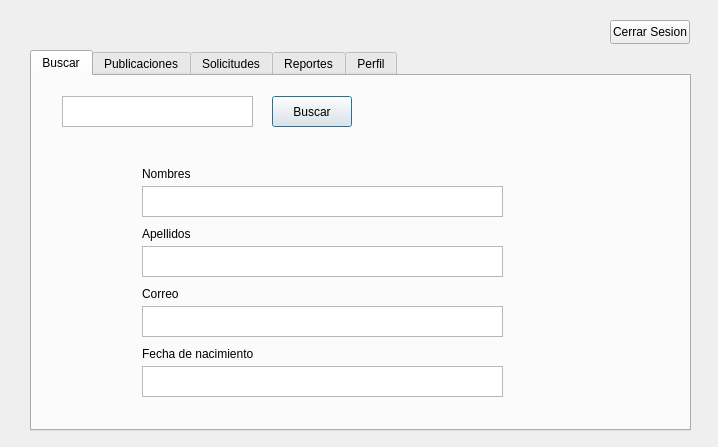
This is Fase 2/proyecto2/user.ui in elsaminee/-EDD-Proyecto_202200198 as Qt 5 draws it before an edit. The edited form follows.
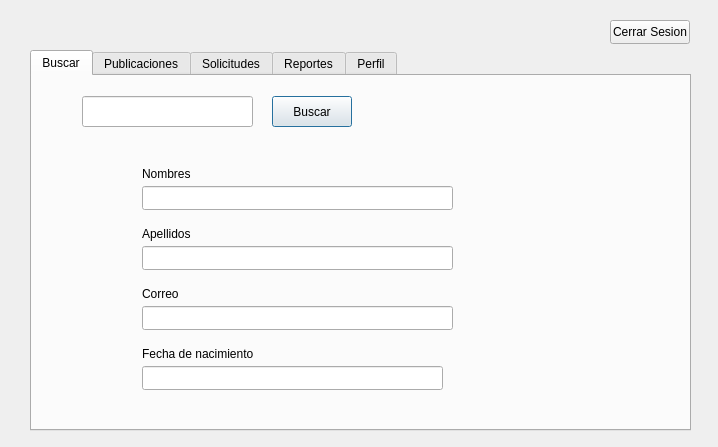
This is the edited form.

Commit message:
Busqueda User
Linea de busqueda detectada

```diff
--- a/Fase 2/proyecto2/user.ui
+++ b/Fase 2/proyecto2/user.ui
@@ -29,26 +29,6 @@
     <attribute name="title">
      <string>Buscar</string>
     </attribute>
-    <widget class="QTextEdit" name="searchLine">
-     <property name="geometry">
-      <rect>
-       <x>30</x>
-       <y>20</y>
-       <width>191</width>
-       <height>31</height>
-      </rect>
-     </property>
-     <property name="html">
-      <string>&lt;!DOCTYPE HTML PUBLIC &quot;-//W3C//DTD HTML 4.0//EN&quot; &quot;http://www.w3.org/TR/REC-html40/strict.dtd&quot;&gt;
-&lt;html&gt;&lt;head&gt;&lt;meta name=&quot;qrichtext&quot; content=&quot;1&quot; /&gt;&lt;meta charset=&quot;utf-8&quot; /&gt;&lt;style type=&quot;text/css&quot;&gt;
-p, li { white-space: pre-wrap; }
-hr { height: 1px; border-width: 0; }
-li.unchecked::marker { content: &quot;\2610&quot;; }
-li.checked::marker { content: &quot;\2612&quot;; }
-&lt;/style&gt;&lt;/head&gt;&lt;body style=&quot; font-family:'Segoe UI'; font-size:9pt; font-weight:400; font-style:normal;&quot;&gt;
-&lt;p style=&quot;-qt-paragraph-type:empty; margin-top:0px; margin-bottom:0px; margin-left:0px; margin-right:0px; -qt-block-indent:0; text-indent:0px;&quot;&gt;&lt;br /&gt;&lt;/p&gt;&lt;/body&gt;&lt;/html&gt;</string>
-     </property>
-    </widget>
     <widget class="QPushButton" name="buscarbtn">
      <property name="geometry">
       <rect>
@@ -62,16 +42,6 @@
       <string>Buscar</string>
      </property>
     </widget>
-    <widget class="QTextEdit" name="apellidoLine">
-     <property name="geometry">
-      <rect>
-       <x>110</x>
-       <y>170</y>
-       <width>361</width>
-       <height>31</height>
-      </rect>
-     </property>
-    </widget>
     <widget class="QLabel" name="label_3">
      <property name="geometry">
       <rect>
@@ -88,16 +58,6 @@
       <string>Correo</string>
      </property>
     </widget>
-    <widget class="QTextEdit" name="nameLine">
-     <property name="geometry">
-      <rect>
-       <x>110</x>
-       <y>110</y>
-       <width>361</width>
-       <height>31</height>
-      </rect>
-     </property>
-    </widget>
     <widget class="QLabel" name="label_2">
      <property name="geometry">
       <rect>
@@ -146,23 +106,53 @@
       <string>Fecha de nacimiento</string>
      </property>
     </widget>
-    <widget class="QTextEdit" name="fechaLine">
+    <widget class="QLineEdit" name="searchLine">
      <property name="geometry">
       <rect>
-       <x>110</x>
-       <y>290</y>
-       <width>361</width>
+       <x>50</x>
+       <y>20</y>
+       <width>171</width>
        <height>31</height>
       </rect>
      </property>
     </widget>
-    <widget class="QTextEdit" name="correoLine">
+    <widget class="QLineEdit" name="searchLine_2">
+     <property name="geometry">
+      <rect>
+       <x>110</x>
+       <y>110</y>
+       <width>311</width>
+       <height>24</height>
+      </rect>
+     </property>
+    </widget>
+    <widget class="QLineEdit" name="searchLine_3">
+     <property name="geometry">
+      <rect>
+       <x>110</x>
+       <y>170</y>
+       <width>311</width>
+       <height>24</height>
+      </rect>
+     </property>
+    </widget>
+    <widget class="QLineEdit" name="searchLine_4">
      <property name="geometry">
       <rect>
        <x>110</x>
        <y>230</y>
-       <width>361</width>
-       <height>31</height>
+       <width>311</width>
+       <height>24</height>
+      </rect>
+     </property>
+    </widget>
+    <widget class="QLineEdit" name="searchLine_5">
+     <property name="geometry">
+      <rect>
+       <x>110</x>
+       <y>290</y>
+       <width>301</width>
+       <height>24</height>
       </rect>
      </property>
     </widget>
```
The commit also changes 4 other files.
